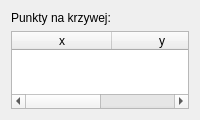
Qt form designs/curve_points.ui (dawidkostyszak/MMGK) before a commit.
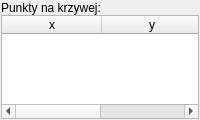
The same form after that commit.

Commit message: Change designs to be responsible and add help icon

The edit to the form file:
```diff
--- a/designs/curve_points.ui
+++ b/designs/curve_points.ui
@@ -10,6 +10,12 @@
     <height>120</height>
    </rect>
   </property>
+  <property name="sizePolicy">
+   <sizepolicy hsizetype="Preferred" vsizetype="Preferred">
+    <horstretch>0</horstretch>
+    <verstretch>0</verstretch>
+   </sizepolicy>
+  </property>
   <property name="minimumSize">
    <size>
     <width>200</width>
@@ -18,7 +24,7 @@
   </property>
   <property name="maximumSize">
    <size>
-    <width>200</width>
+    <width>16777215</width>
     <height>16777215</height>
    </size>
   </property>
@@ -26,6 +32,12 @@
    <string>Form</string>
   </property>
   <layout class="QGridLayout" name="gridLayout">
+   <property name="margin">
+    <number>1</number>
+   </property>
+   <property name="spacing">
+    <number>0</number>
+   </property>
    <item row="0" column="0">
     <widget class="QLabel" name="label">
      <property name="text">
@@ -35,6 +47,12 @@
    </item>
    <item row="1" column="0">
     <widget class="QTableWidget" name="table">
+     <property name="sizePolicy">
+      <sizepolicy hsizetype="Expanding" vsizetype="Expanding">
+       <horstretch>0</horstretch>
+       <verstretch>0</verstretch>
+      </sizepolicy>
+     </property>
      <property name="showGrid">
       <bool>true</bool>
      </property>
```
The commit also changes 5 other files.
